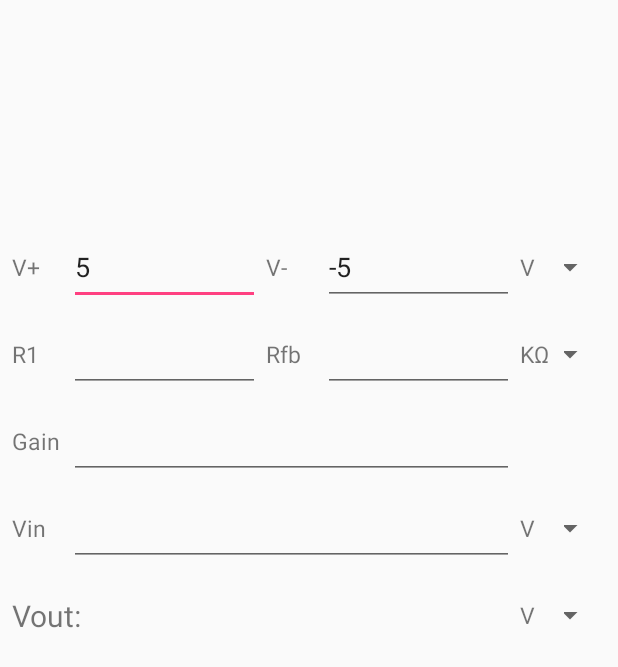
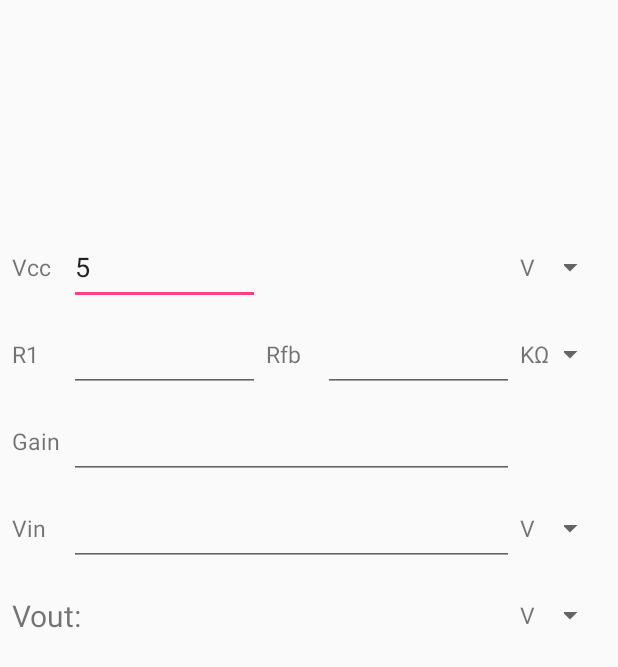
Before and after one commit to JeppeSRC/eCalc, an Android app: the layout opamp_inverting_layout.xml on its own in the app's theme, with its tools: preview values and no code run, on a phone screen of 412 x 824 dp. Shown: the top 667 px of the screen. Run offline under Robolectric (Android 15) with nearby library versions, the phone set to English and light mode, and no system bars.

Commit message:
Updated inverting layout and resurrected default values

```diff
--- a/app/src/main/res/layout/opamp_inverting_layout.xml
+++ b/app/src/main/res/layout/opamp_inverting_layout.xml
@@ -48,7 +48,7 @@ SOFTWARE.
         android:layout_marginStart="8dp"
         android:layout_marginTop="8dp"
         android:gravity="center_vertical"
-        android:text="V+"
+        android:text="Vcc"
         android:textSize="@dimen/text_size"
         app:layout_constraintEnd_toStartOf="@id/edt_vcc"
         app:layout_constraintStart_toStartOf="parent"
@@ -62,10 +62,23 @@ SOFTWARE.
         android:layout_marginTop="8dp"
         android:inputType="numberDecimal"
         android:text="5"
-        app:layout_constraintEnd_toStartOf="@+id/lbl_gnd"
+        app:layout_constraintEnd_toEndOf="@+id/edt_r1"
         app:layout_constraintStart_toEndOf="@id/lbl_vcc"
         app:layout_constraintTop_toBottomOf="@id/opamp_image" />
 
+    <TextView
+        android:id="@+id/lbl_vcc_summary"
+        android:layout_width="0dp"
+        android:layout_height="50dp"
+        android:layout_marginStart="4dp"
+        android:layout_marginTop="8dp"
+        android:gravity="center_vertical"
+        android:textSize="@dimen/text_size"
+        app:layout_constraintEnd_toStartOf="@id/lbl_vcc_prefix"
+        app:layout_constraintStart_toEndOf="@id/edt_vcc"
+        app:layout_constraintTop_toBottomOf="@id/opamp_image" />
+
+    <!--
     <TextView
         android:id="@+id/lbl_gnd"
         android:layout_width="@dimen/label_width"
@@ -92,16 +105,19 @@ SOFTWARE.
         app:layout_constraintStart_toEndOf="@id/lbl_gnd"
         app:layout_constraintTop_toBottomOf="@id/opamp_image" />
 
+        -->
+
     <TextView
         android:id="@+id/lbl_vcc_prefix"
         android:layout_width="25dp"
         android:layout_height="50dp"
+        android:layout_marginStart="4dp"
         android:layout_marginTop="8dp"
         android:gravity="center_vertical"
         android:text="V"
         android:textSize="@dimen/text_size"
         app:layout_constraintEnd_toStartOf="@id/sp_vcc"
-        app:layout_constraintStart_toEndOf="@id/edt_gnd"
+        app:layout_constraintStart_toEndOf="@id/lbl_vcc_summary"
         app:layout_constraintTop_toBottomOf="@id/opamp_image" />
 
     <Spinner
@@ -139,7 +155,7 @@ SOFTWARE.
         android:inputType="numberDecimal"
         app:layout_constraintEnd_toStartOf="@+id/lbl_rfb"
         app:layout_constraintStart_toEndOf="@id/lbl_r1"
-        app:layout_constraintTop_toBottomOf="@id/edt_vcc" />
+        app:layout_constraintTop_toBottomOf="@id/lbl_vcc" />
 
     <TextView
         android:id="@+id/lbl_rfb"
@@ -153,42 +169,41 @@ SOFTWARE.
         android:textSize="@dimen/text_size"
         app:layout_constraintEnd_toStartOf="@id/edt_rfb"
         app:layout_constraintStart_toEndOf="@id/edt_r1"
-        app:layout_constraintTop_toBottomOf="@id/lbl_gnd" />
+        app:layout_constraintTop_toBottomOf="@id/lbl_vcc" />
 
     <EditText
         android:id="@+id/edt_rfb"
         android:layout_width="0dp"
         android:layout_height="50dp"
         android:layout_marginEnd="4dp"
-        android:layout_marginStart="4dp"
         android:layout_marginTop="8dp"
         android:inputType="numberDecimal"
         app:layout_constraintEnd_toStartOf="@id/lbl_ohm_prefix"
-        app:layout_constraintStart_toEndOf="@id/lbl_gnd"
-        app:layout_constraintTop_toBottomOf="@id/edt_gnd" />
+        app:layout_constraintStart_toEndOf="@id/lbl_rfb"
+        app:layout_constraintTop_toBottomOf="@id/lbl_vcc" />
 
     <TextView
         android:id="@+id/lbl_ohm_prefix"
         android:layout_width="25dp"
         android:layout_height="50dp"
+        android:layout_marginEnd="4dp"
         android:layout_marginTop="8dp"
         android:gravity="center_vertical"
         android:text="K\u2126"
         android:textSize="@dimen/text_size"
-        app:layout_constraintEnd_toStartOf="@id/sp_vcc"
-        app:layout_constraintStart_toEndOf="@id/edt_gnd"
-        app:layout_constraintTop_toBottomOf="@id/edt_gnd" />
+        app:layout_constraintEnd_toStartOf="@id/sp_ohm"
+        app:layout_constraintStart_toEndOf="@id/edt_rfb"
+        app:layout_constraintTop_toBottomOf="@id/lbl_vcc" />
 
     <Spinner
         android:id="@+id/sp_ohm"
         android:layout_width="28dp"
         android:layout_height="50dp"
         android:layout_marginEnd="8dp"
-        android:layout_marginStart="4dp"
         android:layout_marginTop="8dp"
         app:layout_constraintEnd_toEndOf="parent"
         app:layout_constraintStart_toEndOf="@id/lbl_ohm_prefix"
-        app:layout_constraintTop_toBottomOf="@id/edt_gnd" />
+        app:layout_constraintTop_toBottomOf="@id/lbl_vcc" />
 
     <!-- Third Row -->
 
```
Also changed, not shown: app/src/main/java/com/theholyhorse/ecalc/fragments/opamp/OpAmpInverting.java (+19 -10 lines).
